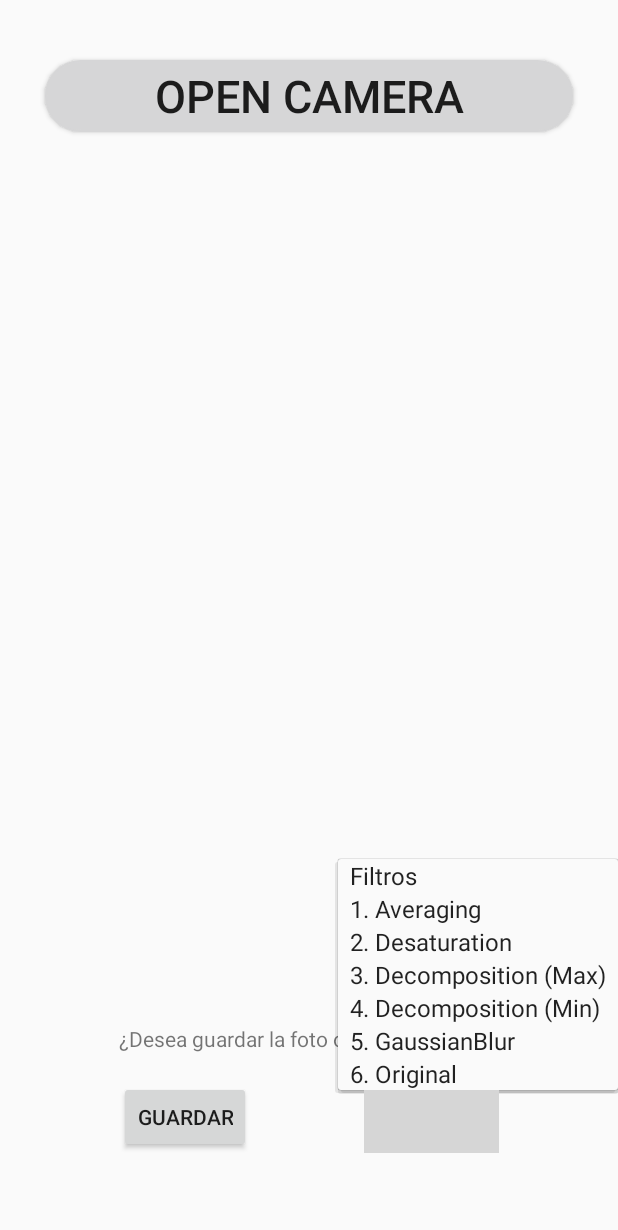
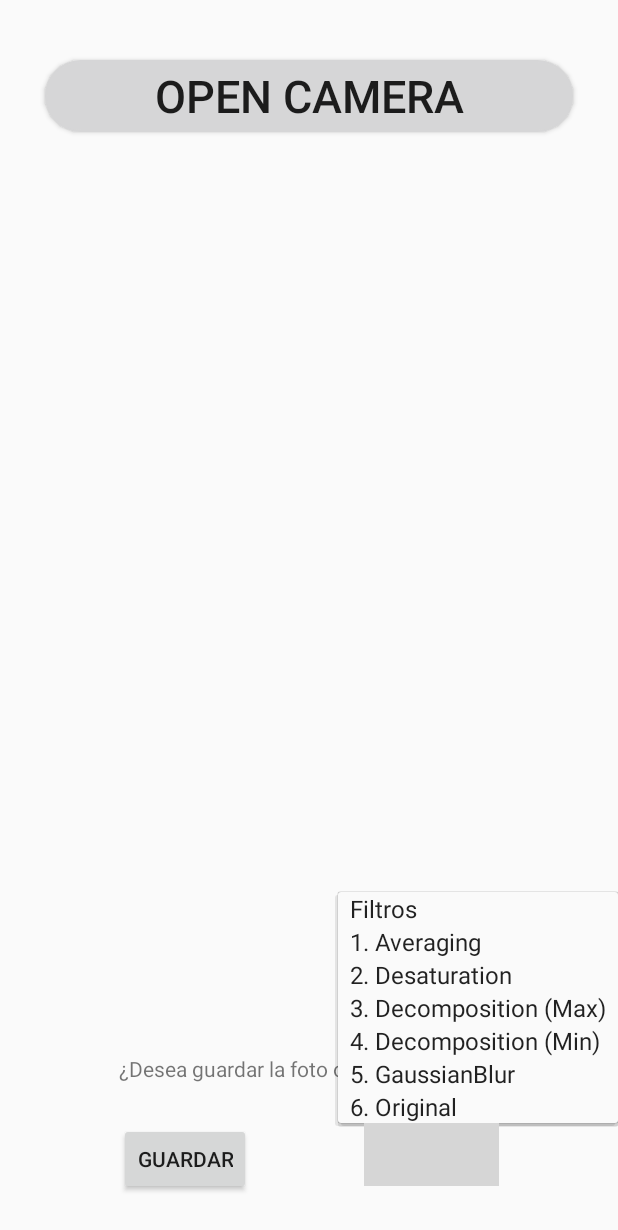
Before and after one commit to ricardoSE11/DoppelgangerApp, an Android app: the fragment PhotoFragment shown on its own in the app's theme, after a tap on "Filtros", on a phone screen of 412 x 824 dp. Shown: the top 1230 px of the screen. Run offline under Robolectric (Android 15) with nearby library versions, the phone set to English and light mode, and no system bars; grey boxes are pictures that could not be loaded.

Commit message:
:(((((((

```diff
--- a/app/src/main/res/layout/fragment_photo.xml
+++ b/app/src/main/res/layout/fragment_photo.xml
@@ -29,16 +29,16 @@
         android:layout_height="20dp"
         android:text="¿Desea guardar la foto o aplicar un filtro?"
         android:id="@+id/textView"
+        android:layout_marginBottom="26dp"
         android:layout_above="@+id/btnSave"
-        android:layout_centerHorizontal="true"
-        android:layout_marginBottom="18dp" />
+        android:layout_centerHorizontal="true" />
 
     <Button
         android:id="@+id/btnSave"
         android:layout_width="wrap_content"
         android:layout_height="wrap_content"
         android:text="@string/string_guardar"
-        android:layout_alignBottom="@+id/listaFiltros"
+        android:layout_alignTop="@+id/listaFiltros"
         android:layout_alignStart="@+id/textView" />
 
     <Spinner
@@ -46,7 +46,7 @@
         android:layout_width="90dp"
         android:layout_height="42dp"
         android:background="@color/grey"
-        android:layout_marginBottom="55dp"
+        android:layout_marginBottom="33dp"
         android:layout_alignParentBottom="true"
         android:layout_alignEnd="@+id/textView" />
 
```
Also changed, not shown: app/src/main/java/com/example/rshum/instaclone/Filters/filtroBN.java (+11 -2 lines), app/src/main/java/com/example/rshum/instaclone/Share/PhotoFragment.java (+12 -12 lines).
